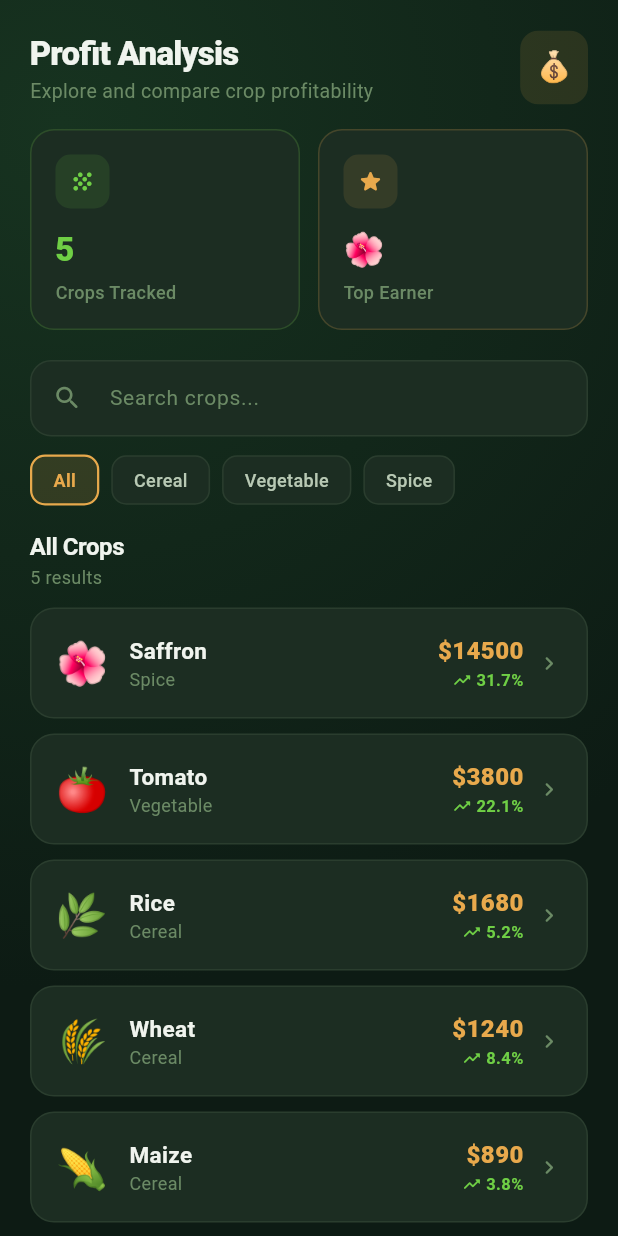
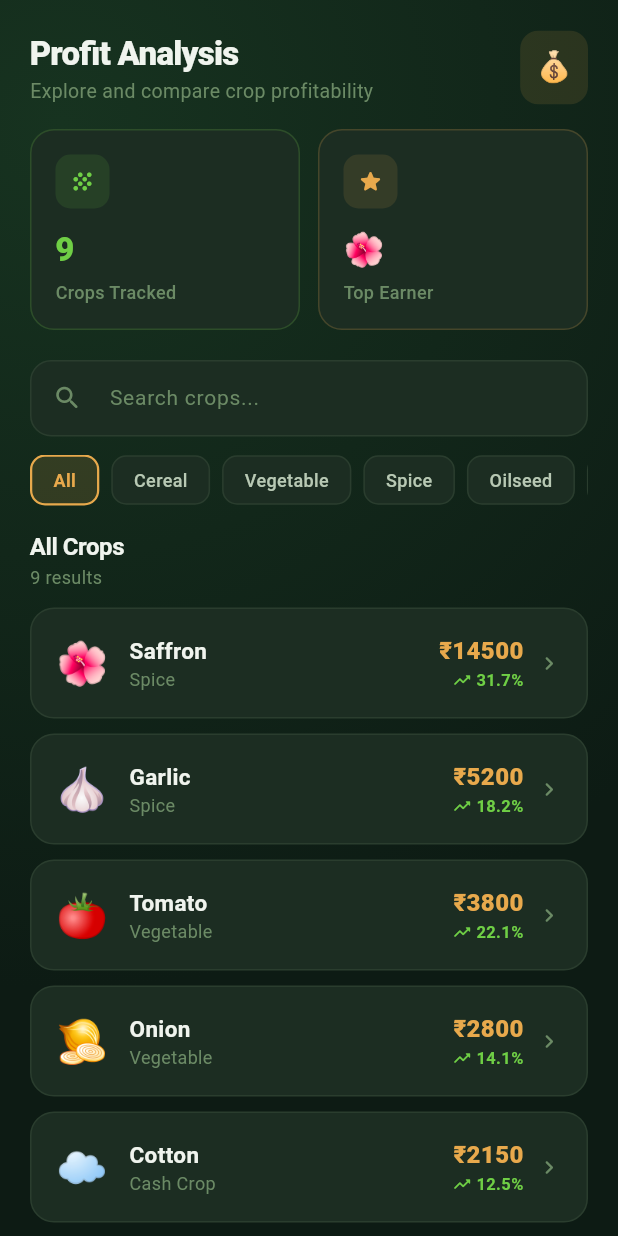
Before and after one commit to rishabh3230/CROP_RECOMMENDATION_SYSTEM, a Flutter app: the ProfitAnalysisScreen widget shown alone on an empty page, opened directly, on a phone screen of 412 x 824 dp. Run offline on Flutter 3.47's test engine with Material 3 defaults, Android fonts, the phone set to English and light mode, and no system bars; our stand-ins replace fl_chart, flutter_dotenv, geocoding, geolocator, google_fonts, shared_preferences; accounts and stored records are empty; network calls fail.

```diff
--- a/lib/screens/profit_analysis_screen.dart
+++ b/lib/screens/profit_analysis_screen.dart
@@ -21,7 +21,14 @@ class _ProfitAnalysisScreenState extends State<ProfitAnalysisScreen>
   late AnimationController _detailCtrl;
   late Animation<double> _detailAnim;
   String _selectedCategory = 'All';
-  final List<String> _categories = ['All', 'Cereal', 'Vegetable', 'Spice'];
+  final List<String> _categories = [
+    'All',
+    'Cereal',
+    'Vegetable',
+    'Spice',
+    'Oilseed',
+    'Cash Crop'
+  ];
 
   @override
   void initState() {
@@ -43,12 +50,11 @@ class _ProfitAnalysisScreenState extends State<ProfitAnalysisScreen>
 
   Future<void> _loadData() async {
     final crops = await AgroService.fetchCropProfits();
-    if (mounted) {
-      setState(() {
-        _allCrops = crops;
-        _loading = false;
-      });
-    }
+    if (!mounted) return;
+    setState(() {
+      _allCrops = crops;
+      _loading = false;
+    });
   }
 
   List<CropProfit> get _filteredCrops {
@@ -319,7 +325,7 @@ class _ProfitAnalysisScreenState extends State<ProfitAnalysisScreen>
                       crossAxisAlignment: CrossAxisAlignment.end,
                       children: [
                         Text(
-                          '\$${crop.profitPerHectare.toStringAsFixed(0)}',
+                          '₹${crop.profitPerHectare.toStringAsFixed(0)}',
                           style: const TextStyle(
                             fontSize: 16,
                             fontWeight: FontWeight.w800,
@@ -430,19 +436,19 @@ class _ProfitAnalysisScreenState extends State<ProfitAnalysisScreen>
                   Expanded(
                       child: _profitStat(
                           'Profit/Ha',
-                          '\$${crop.profitPerHectare.toStringAsFixed(0)}',
+                          '₹${crop.profitPerHectare.toStringAsFixed(0)}',
                           AppTheme.accentWarm)),
                   const SizedBox(width: 10),
                   Expanded(
                       child: _profitStat(
                           'Market Price',
-                          '\$${crop.marketPrice.toStringAsFixed(0)}/t',
+                          '₹${crop.marketPrice.toStringAsFixed(0)}/t',
                           AppTheme.accentCool)),
                   const SizedBox(width: 10),
                   Expanded(
                       child: _profitStat(
                           'Production',
-                          '\$${crop.productionCost.toStringAsFixed(0)}',
+                          '₹${crop.productionCost.toStringAsFixed(0)}',
                           AppTheme.accentRed)),
                 ],
               ),
@@ -577,7 +583,7 @@ class _ProfitAnalysisScreenState extends State<ProfitAnalysisScreen>
                       crossAxisAlignment: CrossAxisAlignment.end,
                       children: [
                         Text(
-                          '\$${crop.profitPerHectare.toStringAsFixed(0)}/ha',
+                          '₹${crop.profitPerHectare.toStringAsFixed(0)}/ha',
                           style: const TextStyle(
                             fontSize: 14,
                             fontWeight: FontWeight.w800,
@@ -585,7 +591,7 @@ class _ProfitAnalysisScreenState extends State<ProfitAnalysisScreen>
                           ),
                         ),
                         Text(
-                          '+\$${(crop.profitPerHectare - _selectedCrop!.profitPerHectare).toStringAsFixed(0)} more',
+                          '+₹${(crop.profitPerHectare - _selectedCrop!.profitPerHectare).toStringAsFixed(0)} more',
                           style: const TextStyle(
                               fontSize: 10, color: AppTheme.accent),
                         ),
--- a/lib/services/agro_service.dart
+++ b/lib/services/agro_service.dart
@@ -166,20 +166,88 @@ class AgroService {
         ],
       ),
       CropProfit(
-        cropName: 'Maize',
-        emoji: '🌽',
-        profitPerHectare: 890,
-        marketPrice: 180,
-        productionCost: 680,
-        growthPercent: 3.8,
-        category: 'Cereal',
+        cropName: 'Cotton',
+        emoji: '☁️',
+        profitPerHectare: 2150,
+        marketPrice: 6200,
+        productionCost: 4050,
+        growthPercent: 12.5,
+        category: 'Cash Crop',
         monthlyData: [
-          MonthlyProfit('Jan', 200), MonthlyProfit('Feb', 220),
-          MonthlyProfit('Mar', 300), MonthlyProfit('Apr', 450),
-          MonthlyProfit('May', 700), MonthlyProfit('Jun', 890),
-          MonthlyProfit('Jul', 820), MonthlyProfit('Aug', 700),
-          MonthlyProfit('Sep', 600), MonthlyProfit('Oct', 400),
-          MonthlyProfit('Nov', 280), MonthlyProfit('Dec', 220),
+          MonthlyProfit('Jan', 1200), MonthlyProfit('Feb', 1400),
+          MonthlyProfit('Mar', 1800), MonthlyProfit('Apr', 2150),
+          MonthlyProfit('May', 2000), MonthlyProfit('Jun', 1600),
+          MonthlyProfit('Jul', 1100), MonthlyProfit('Aug', 900),
+          MonthlyProfit('Sep', 1300), MonthlyProfit('Oct', 1800),
+          MonthlyProfit('Nov', 1600), MonthlyProfit('Dec', 1300),
+        ],
+      ),
+      CropProfit(
+        cropName: 'Garlic',
+        emoji: '🧄',
+        profitPerHectare: 5200,
+        marketPrice: 4500,
+        productionCost: 1800,
+        growthPercent: 18.2,
+        category: 'Spice',
+        monthlyData: [
+          MonthlyProfit('Jan', 1500), MonthlyProfit('Feb', 1800),
+          MonthlyProfit('Mar', 2800), MonthlyProfit('Apr', 5200),
+          MonthlyProfit('May', 4800), MonthlyProfit('Jun', 3200),
+          MonthlyProfit('Jul', 1800), MonthlyProfit('Aug', 1200),
+          MonthlyProfit('Sep', 1500), MonthlyProfit('Oct', 2200),
+          MonthlyProfit('Nov', 1900), MonthlyProfit('Dec', 1600),
+        ],
+      ),
+      CropProfit(
+        cropName: 'Mustard',
+        emoji: '🌻',
+        profitPerHectare: 1150,
+        marketPrice: 5400,
+        productionCost: 4250,
+        growthPercent: 6.8,
+        category: 'Oilseed',
+        monthlyData: [
+          MonthlyProfit('Jan', 300), MonthlyProfit('Feb', 450),
+          MonthlyProfit('Mar', 1150), MonthlyProfit('Apr', 1050),
+          MonthlyProfit('May', 800), MonthlyProfit('Jun', 600),
+          MonthlyProfit('Jul', 400), MonthlyProfit('Aug', 350),
+          MonthlyProfit('Sep', 420), MonthlyProfit('Oct', 200),
+          MonthlyProfit('Nov', 150), MonthlyProfit('Dec', 200),
+        ],
+      ),
+      CropProfit(
+        cropName: 'Onion',
+        emoji: '🧅',
+        profitPerHectare: 2800,
+        marketPrice: 1800,
+        productionCost: 1100,
+        growthPercent: 14.1,
+        category: 'Vegetable',
+        monthlyData: [
+          MonthlyProfit('Jan', 800), MonthlyProfit('Feb', 1100),
+          MonthlyProfit('Mar', 1900), MonthlyProfit('Apr', 2800),
+          MonthlyProfit('May', 2500), MonthlyProfit('Jun', 1800),
+          MonthlyProfit('Jul', 1200), MonthlyProfit('Aug', 800),
+          MonthlyProfit('Sep', 1100), MonthlyProfit('Oct', 1600),
+          MonthlyProfit('Nov', 1400), MonthlyProfit('Dec', 900),
+        ],
+      ),
+      CropProfit(
+        cropName: 'Soybean',
+        emoji: '🫘',
+        profitPerHectare: 1420,
+        marketPrice: 3800,
+        productionCost: 2380,
+        growthPercent: 9.3,
+        category: 'Oilseed',
+        monthlyData: [
+          MonthlyProfit('Jan', 500), MonthlyProfit('Feb', 450),
+          MonthlyProfit('Mar', 600), MonthlyProfit('Apr', 850),
+          MonthlyProfit('May', 1100), MonthlyProfit('Jun', 1420),
+          MonthlyProfit('Jul', 1350), MonthlyProfit('Aug', 1100),
+          MonthlyProfit('Sep', 900), MonthlyProfit('Oct', 600),
+          MonthlyProfit('Nov', 450), MonthlyProfit('Dec', 400),
         ],
       ),
     ];
```
Also changed, not shown: lib/screens/crop_intelligence_screen.dart (+123 -20 lines), lib/screens/home_screen.dart (+26 -7 lines).
